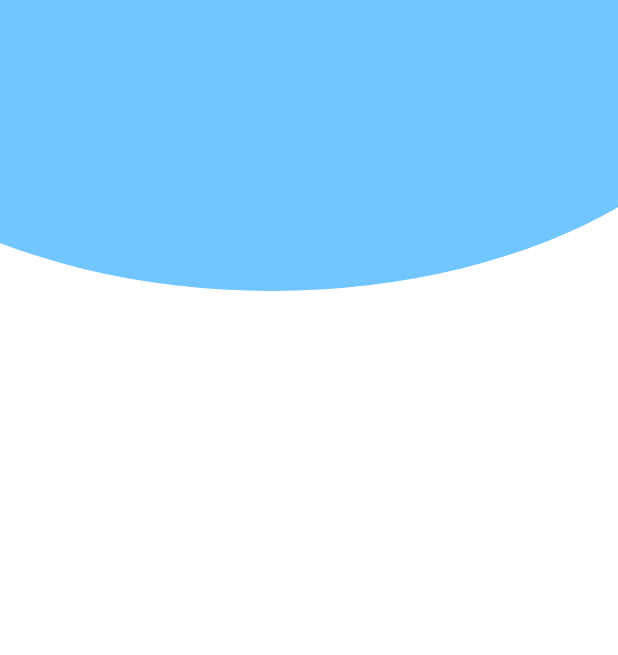
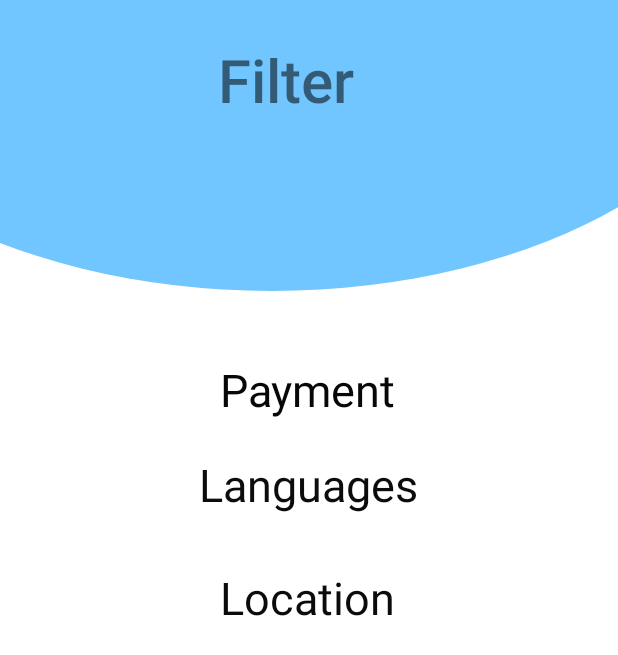
Before and after one commit to 0xAlon/GetJob, an Android app: the screen it shows after launch (MainActivity before the commit, Filter after it), on a phone screen of 412 x 824 dp. Shown: the top 655 px of the screen. Run offline under Robolectric (Android 15) with nearby library versions, the phone set to English and light mode, and no system bars.

Commit message:
begin to work on design

```diff
--- a/app/src/main/AndroidManifest.xml
+++ b/app/src/main/AndroidManifest.xml
@@ -9,6 +9,15 @@
         android:roundIcon="@mipmap/ic_launcher_round"
         android:supportsRtl="true"
         android:theme="@style/Theme.GetJob">
+
+        <activity android:name=".Filter">
+            <intent-filter>
+                <action android:name="android.intent.action.MAIN" />
+
+                <category android:name="android.intent.category.LAUNCHER" />
+            </intent-filter>
+        </activity>
+
         <activity android:name=".MainActivity">
             <intent-filter>
                 <action android:name="android.intent.action.MAIN" />
--- /dev/null
+++ b/app/src/main/java/com/team3/getjob/Filter.java
@@ -0,0 +1,14 @@
+package com.team3.getjob;
+
+import androidx.appcompat.app.AppCompatActivity;
+
+import android.os.Bundle;
+
+public class Filter extends AppCompatActivity {
+
+    @Override
+    protected void onCreate(Bundle savedInstanceState) {
+        super.onCreate(savedInstanceState);
+        setContentView(R.layout.activity_filter);
+    }
+}
--- /dev/null
+++ b/app/src/main/res/font/poppins.xml
@@ -0,0 +1,4 @@
+<?xml version="1.0" encoding="utf-8"?>
+<font-family xmlns:android="http://schemas.android.com/apk/res/android">
+
+</font-family>
--- /dev/null
+++ b/app/src/main/res/layout/activity_filter.xml
@@ -0,0 +1,96 @@
+<?xml version="1.0" encoding="utf-8"?>
+<androidx.constraintlayout.widget.ConstraintLayout xmlns:android="http://schemas.android.com/apk/res/android"
+    xmlns:app="http://schemas.android.com/apk/res-auto"
+    xmlns:tools="http://schemas.android.com/tools"
+    android:layout_width="match_parent"
+    android:layout_height="match_parent"
+    android:background="@drawable/background"
+    tools:context=".Filter">
+
+
+    <TextView
+        android:id="@+id/textView"
+        android:layout_width="150dp"
+        android:layout_height="70dp"
+        android:gravity="center"
+        android:text="@string/filter"
+        android:textSize="40sp"
+        android:fontFamily="sans-serif-medium"
+        app:layout_constraintBottom_toBottomOf="parent"
+        app:layout_constraintEnd_toEndOf="parent"
+        app:layout_constraintHorizontal_bias="0.444"
+        app:layout_constraintStart_toStartOf="parent"
+        app:layout_constraintTop_toTopOf="parent"
+        app:layout_constraintVertical_bias="0.024" />
+
+    <Button
+        android:id="@+id/button2"
+        android:layout_width="wrap_content"
+        android:layout_height="wrap_content"
+        android:layout_marginStart="56dp"
+        android:layout_marginTop="780dp"
+        android:layout_marginEnd="56dp"
+        android:layout_marginBottom="50dp"
+        android:backgroundTint="#71C6FF"
+        android:fontFamily="sans-serif"
+        android:text="@string/complete"
+        android:textColor="@color/black"
+        android:textSize="25sp"
+        app:layout_constraintBottom_toBottomOf="parent"
+        app:layout_constraintEnd_toEndOf="parent"
+        app:layout_constraintStart_toStartOf="parent"
+        app:layout_constraintTop_toTopOf="parent"
+        app:layout_constraintVertical_bias="0.93" />
+
+    <TextView
+        android:id="@+id/textView2"
+        android:layout_width="wrap_content"
+        android:layout_height="wrap_content"
+        android:layout_marginStart="23dp"
+        android:layout_marginTop="75dp"
+        android:layout_marginEnd="23dp"
+        android:layout_marginBottom="75dp"
+        android:text="Payment"
+        android:textColor="#070707"
+        android:textColorHint="#0B0A0A"
+        android:textSize="30sp"
+        app:layout_constraintBottom_toBottomOf="parent"
+        app:layout_constraintEnd_toEndOf="parent"
+        app:layout_constraintHorizontal_bias="0.498"
+        app:layout_constraintStart_toStartOf="parent"
+        app:layout_constraintTop_toTopOf="parent"
+        app:layout_constraintVertical_bias="0.259" />
+
+    <TextView
+        android:id="@+id/textView3"
+        android:layout_width="wrap_content"
+        android:layout_height="wrap_content"
+        android:layout_marginStart="23dp"
+        android:layout_marginEnd="23dp"
+        android:layout_marginBottom="91dp"
+        android:text="Languages"
+        android:textColor="#0C0C0C"
+        android:textSize="30sp"
+        app:layout_constraintBottom_toTopOf="@+id/button2"
+        app:layout_constraintEnd_toEndOf="parent"
+        app:layout_constraintHorizontal_bias="0.497"
+        app:layout_constraintStart_toStartOf="parent"
+        app:layout_constraintTop_toBottomOf="@+id/textView2"
+        app:layout_constraintVertical_bias="0.055" />
+
+    <TextView
+        android:id="@+id/textView4"
+        android:layout_width="wrap_content"
+        android:layout_height="wrap_content"
+        android:text="Location"
+        android:textColor="#0B0B0B"
+        android:textSize="30sp"
+        app:layout_constraintBottom_toBottomOf="parent"
+        app:layout_constraintEnd_toEndOf="parent"
+        app:layout_constraintHorizontal_bias="0.496"
+        app:layout_constraintStart_toStartOf="parent"
+        app:layout_constraintTop_toBottomOf="@+id/textView3"
+        app:layout_constraintVertical_bias="0.079" />
+
+
+</androidx.constraintlayout.widget.ConstraintLayout>
--- a/app/src/main/res/values/strings.xml
+++ b/app/src/main/res/values/strings.xml
@@ -1,3 +1,7 @@
 <resources>
     <string name="app_name">GetJob</string>
+    <string name="filter">Filter</string>
+    <string name="complete">Complete</string>
+    <string name="Payment">Switch</string>
+
 </resources>
```
Also changed, not shown: 26 other files.
